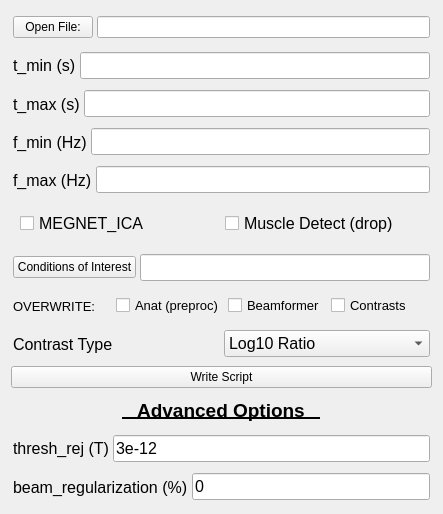
First picture: the form in nih2mne/GUI/beamformer_maker2.ui, repository nih-megcore/nih_to_mne, before the edit.
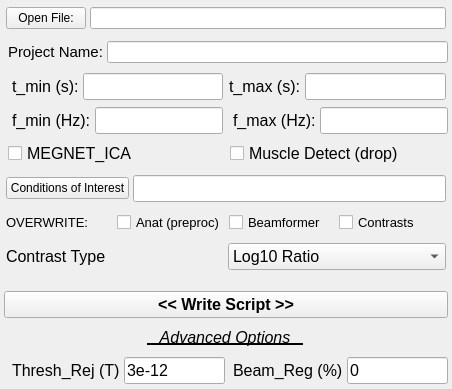
Second picture: the form after the edit.

Commit message: Beamformer make ui and py file updated for multicolumn entry

```diff
--- a/nih2mne/GUI/beamformer_maker2.ui
+++ b/nih2mne/GUI/beamformer_maker2.ui
@@ -6,14 +6,29 @@
    <rect>
     <x>0</x>
     <y>0</y>
-    <width>443</width>
-    <height>514</height>
+    <width>452</width>
+    <height>389</height>
    </rect>
   </property>
   <property name="windowTitle">
    <string>Form</string>
   </property>
   <layout class="QVBoxLayout" name="verticalLayout">
+   <property name="spacing">
+    <number>4</number>
+   </property>
+   <property name="leftMargin">
+    <number>4</number>
+   </property>
+   <property name="topMargin">
+    <number>4</number>
+   </property>
+   <property name="rightMargin">
+    <number>4</number>
+   </property>
+   <property name="bottomMargin">
+    <number>4</number>
+   </property>
    <item>
     <widget class="QWidget" name="widget_17" native="true">
      <layout class="QHBoxLayout" name="horizontalLayout_18">
@@ -46,22 +61,89 @@
     </widget>
    </item>
    <item>
+    <widget class="QFrame" name="project_frame">
+     <property name="frameShape">
+      <enum>QFrame::NoFrame</enum>
+     </property>
+     <property name="frameShadow">
+      <enum>QFrame::Plain</enum>
+     </property>
+     <property name="lineWidth">
+      <number>0</number>
+     </property>
+     <layout class="QHBoxLayout" name="horizontalLayout_11">
+      <property name="spacing">
+       <number>4</number>
+      </property>
+      <property name="leftMargin">
+       <number>4</number>
+      </property>
+      <property name="topMargin">
+       <number>0</number>
+      </property>
+      <property name="rightMargin">
+       <number>0</number>
+      </property>
+      <property name="bottomMargin">
+       <number>0</number>
+      </property>
+      <item>
+       <widget class="QLabel" name="label_projectName">
+        <property name="font">
+         <font>
+          <pointsize>11</pointsize>
+         </font>
+        </property>
+        <property name="text">
+         <string>Project Name:</string>
+        </property>
+       </widget>
+      </item>
+      <item>
+       <widget class="QLineEdit" name="lineEdit_projectName">
+        <property name="toolTip">
+         <string>&lt;html&gt;&lt;head/&gt;&lt;body&gt;&lt;p&gt;This will be the derivatives folder (BIDS/derivatives/&amp;lt;project&amp;gt;) where the outputs are saved.&lt;/p&gt;&lt;/body&gt;&lt;/html&gt;</string>
+        </property>
+       </widget>
+      </item>
+     </layout>
+    </widget>
+   </item>
+   <item>
+    <widget class="QWidget" name="widget_2" native="true">
+     <layout class="QHBoxLayout" name="horizontalLayout_12">
+      <property name="spacing">
+       <number>4</number>
+      </property>
+      <property name="leftMargin">
+       <number>4</number>
+      </property>
+      <property name="topMargin">
+       <number>0</number>
+      </property>
+      <property name="rightMargin">
+       <number>0</number>
+      </property>
+      <property name="bottomMargin">
+       <number>0</number>
+      </property>
+      <item>
     <widget class="QWidget" name="tmin_widget" native="true">
      <layout class="QHBoxLayout" name="horizontalLayout">
       <property name="spacing">
        <number>4</number>
       </property>
       <property name="leftMargin">
-       <number>2</number>
+          <number>4</number>
       </property>
       <property name="topMargin">
-       <number>2</number>
+          <number>0</number>
       </property>
       <property name="rightMargin">
-       <number>2</number>
+          <number>0</number>
       </property>
       <property name="bottomMargin">
-       <number>2</number>
+          <number>0</number>
       </property>
       <item>
        <widget class="QLabel" name="label_tmin">
@@ -71,7 +153,7 @@
          </font>
         </property>
         <property name="text">
-         <string>t_min (s)</string>
+            <string>t_min (s):</string>
         </property>
        </widget>
       </item>
@@ -84,9 +166,6 @@
         </property>
        </widget>
       </item>
-     </layout>
-    </widget>
-   </item>
    <item>
     <widget class="QWidget" name="tmax_widget" native="true">
      <layout class="QHBoxLayout" name="horizontalLayout_3">
@@ -113,7 +192,7 @@
          </font>
         </property>
         <property name="text">
-         <string>t_max (s)</string>
+               <string>t_max (s):</string>
         </property>
        </widget>
       </item>
@@ -129,6 +208,30 @@
      </layout>
     </widget>
    </item>
+        </layout>
+       </widget>
+      </item>
+     </layout>
+    </widget>
+   </item>
+   <item>
+    <widget class="QWidget" name="widget_3" native="true">
+     <layout class="QHBoxLayout" name="horizontalLayout_7">
+      <property name="spacing">
+       <number>4</number>
+      </property>
+      <property name="leftMargin">
+       <number>4</number>
+      </property>
+      <property name="topMargin">
+       <number>0</number>
+      </property>
+      <property name="rightMargin">
+       <number>0</number>
+      </property>
+      <property name="bottomMargin">
+       <number>0</number>
+      </property>
    <item>
     <widget class="QWidget" name="fmin_widget" native="true">
      <layout class="QHBoxLayout" name="horizontalLayout_4">
@@ -136,16 +239,16 @@
        <number>4</number>
       </property>
       <property name="leftMargin">
-       <number>2</number>
+          <number>4</number>
       </property>
       <property name="topMargin">
-       <number>2</number>
+          <number>0</number>
       </property>
       <property name="rightMargin">
        <number>2</number>
       </property>
       <property name="bottomMargin">
-       <number>2</number>
+          <number>0</number>
       </property>
       <item>
        <widget class="QLabel" name="label_fmin">
@@ -155,7 +258,7 @@
          </font>
         </property>
         <property name="text">
-         <string>f_min (Hz)</string>
+            <string>f_min (Hz):</string>
         </property>
        </widget>
       </item>
@@ -178,16 +281,16 @@
        <number>4</number>
       </property>
       <property name="leftMargin">
-       <number>2</number>
+          <number>4</number>
       </property>
       <property name="topMargin">
-       <number>2</number>
+          <number>0</number>
       </property>
       <property name="rightMargin">
-       <number>2</number>
+          <number>0</number>
       </property>
       <property name="bottomMargin">
-       <number>2</number>
+          <number>0</number>
       </property>
       <item>
        <widget class="QLabel" name="label_fmax">
@@ -197,7 +300,7 @@
          </font>
         </property>
         <property name="text">
-         <string>f_max (Hz)</string>
+            <string>f_max (Hz):</string>
         </property>
        </widget>
       </item>
@@ -213,9 +316,27 @@
      </layout>
     </widget>
    </item>
+     </layout>
+    </widget>
+   </item>
    <item>
     <widget class="QWidget" name="widget" native="true">
      <layout class="QHBoxLayout" name="horizontalLayout_2">
+      <property name="spacing">
+       <number>4</number>
+      </property>
+      <property name="leftMargin">
+       <number>4</number>
+      </property>
+      <property name="topMargin">
+       <number>0</number>
+      </property>
+      <property name="rightMargin">
+       <number>0</number>
+      </property>
+      <property name="bottomMargin">
+       <number>0</number>
+      </property>
       <item>
        <widget class="QCheckBox" name="cb_MEGNET">
         <property name="font">
@@ -404,20 +525,44 @@
      </layout>
     </widget>
    </item>
+   <item>
+    <spacer name="verticalSpacer">
+     <property name="orientation">
+      <enum>Qt::Vertical</enum>
+     </property>
+     <property name="sizeType">
+      <enum>QSizePolicy::Fixed</enum>
+     </property>
+     <property name="sizeHint" stdset="0">
+      <size>
+       <width>20</width>
+       <height>15</height>
+      </size>
+     </property>
+    </spacer>
+   </item>
    <item>
     <widget class="QPushButton" name="pb_WriteScript">
-     <property name="text">
-      <string>Write Script</string>
-     </property>
-    </widget>
-   </item>
-   <item alignment="Qt::AlignHCenter">
-    <widget class="QLabel" name="label">
      <property name="font">
       <font>
-       <pointsize>14</pointsize>
+       <pointsize>12</pointsize>
        <weight>75</weight>
        <bold>true</bold>
+      </font>
+     </property>
+     <property name="text">
+      <string>&lt;&lt; Write Script &gt;&gt;</string>
+     </property>
+    </widget>
+   </item>
+   <item alignment="Qt::AlignHCenter">
+    <widget class="QLabel" name="label">
+     <property name="font">
+      <font>
+       <pointsize>12</pointsize>
+       <weight>50</weight>
+       <italic>true</italic>
+       <bold>false</bold>
        <underline>true</underline>
       </font>
      </property>
@@ -427,22 +572,40 @@
     </widget>
    </item>
    <item>
+    <widget class="QWidget" name="ADV_layout_widget" native="true">
+     <layout class="QHBoxLayout" name="horizontalLayout_14">
+      <property name="spacing">
+       <number>4</number>
+      </property>
+      <property name="leftMargin">
+       <number>4</number>
+      </property>
+      <property name="topMargin">
+       <number>0</number>
+      </property>
+      <property name="rightMargin">
+       <number>0</number>
+      </property>
+      <property name="bottomMargin">
+       <number>0</number>
+      </property>
+      <item>
     <widget class="QWidget" name="threshold_widget" native="true">
      <layout class="QHBoxLayout" name="horizontalLayout_6">
       <property name="spacing">
        <number>4</number>
       </property>
       <property name="leftMargin">
-       <number>2</number>
+          <number>4</number>
       </property>
       <property name="topMargin">
-       <number>2</number>
+          <number>0</number>
       </property>
       <property name="rightMargin">
-       <number>2</number>
+          <number>0</number>
       </property>
       <property name="bottomMargin">
-       <number>2</number>
+          <number>0</number>
       </property>
       <item>
        <widget class="QLabel" name="label_Threshold">
@@ -452,7 +615,7 @@
          </font>
         </property>
         <property name="text">
-         <string>thresh_rej (T)</string>
+            <string>Thresh_Rej (T)</string>
         </property>
        </widget>
       </item>
@@ -468,26 +631,23 @@
         </property>
        </widget>
       </item>
-     </layout>
-    </widget>
-   </item>
    <item>
     <widget class="QWidget" name="beamformer_regularization" native="true">
-     <layout class="QHBoxLayout" name="horizontalLayout_7">
+           <layout class="QHBoxLayout" name="horizontalLayout_13">
       <property name="spacing">
        <number>4</number>
       </property>
       <property name="leftMargin">
-       <number>2</number>
+             <number>4</number>
       </property>
       <property name="topMargin">
-       <number>2</number>
+             <number>0</number>
       </property>
       <property name="rightMargin">
-       <number>2</number>
+             <number>0</number>
       </property>
       <property name="bottomMargin">
-       <number>2</number>
+             <number>0</number>
       </property>
       <item>
        <widget class="QLabel" name="label_BeamRegularization">
@@ -497,7 +657,7 @@
          </font>
         </property>
         <property name="text">
-         <string>beam_regularization (%)</string>
+               <string>Beam_Reg (%)</string>
         </property>
        </widget>
       </item>
@@ -511,6 +671,12 @@
         <property name="text">
          <string>0</string>
         </property>
+             </widget>
+            </item>
+           </layout>
+          </widget>
+         </item>
+        </layout>
        </widget>
       </item>
      </layout>
```
Left out of the diff: 8 changed lines with no effect on the pictures. Lines whose indentation alone changed are shown as unchanged. The commit also changes 1 other file.
